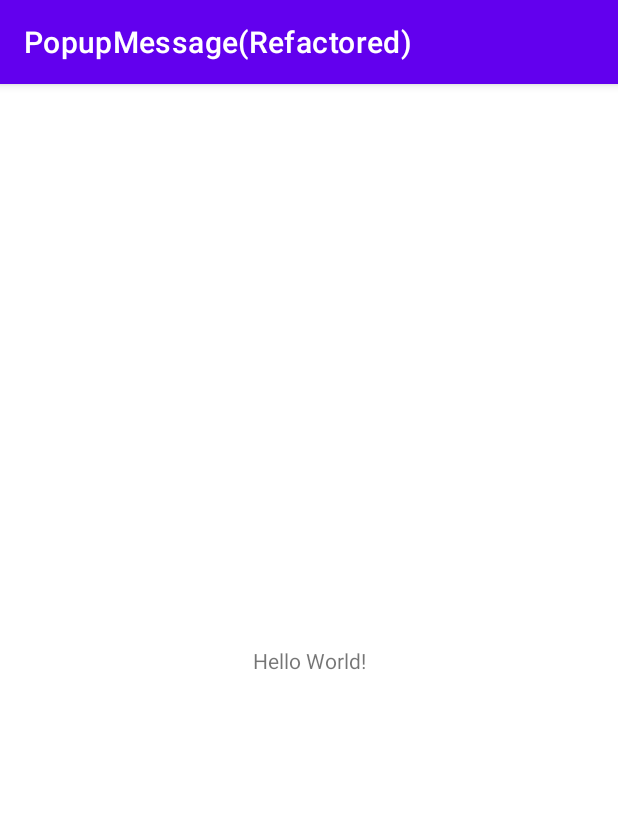
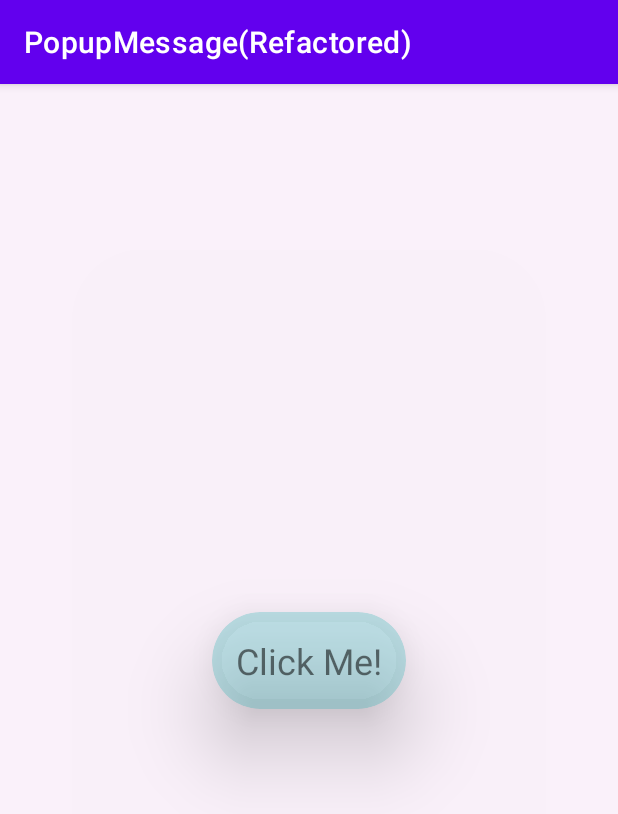
Before and after one commit to alireza-sh92/PopupMessage.Refactored, an Android app: the screen it shows after launch (MainActivity), on a phone screen of 412 x 824 dp. Shown: the top 814 px of the screen. Run offline under Robolectric (Android 15) with nearby library versions, the phone set to English and light mode, and no system bars.

```diff
--- a/app/src/main/AndroidManifest.xml
+++ b/app/src/main/AndroidManifest.xml
@@ -10,6 +10,9 @@
         android:supportsRtl="true"
         android:theme="@style/Theme.PopupMessageRefactored">
         <activity
+            android:name=".SecondActivity"
+            android:exported="false" />
+        <activity
             android:name=".MainActivity"
             android:exported="true">
             <intent-filter>
--- a/app/src/main/java/com/example/popupmessagerefactored/MainActivity.kt
+++ b/app/src/main/java/com/example/popupmessagerefactored/MainActivity.kt
@@ -1,11 +1,68 @@
 package com.example.popupmessagerefactored
 
+import android.content.Context
+import android.content.Intent
 import androidx.appcompat.app.AppCompatActivity
 import android.os.Bundle
+import android.util.Log
+import android.widget.Toast
+import androidx.activity.result.ActivityResultCallback
+import androidx.activity.result.ActivityResultLauncher
+import androidx.activity.result.contract.ActivityResultContract
+import androidx.activity.result.contract.ActivityResultContracts
+import com.example.popupmessagerefactored.databinding.ActivityMainBinding
 
 class MainActivity : AppCompatActivity() {
+    companion object {
+        const val TAG = "Main Activity"
+    }
+
+    lateinit var binding: ActivityMainBinding
+    lateinit var createCustomActivityresulLuncher: ActivityResultContract<Intent, String>
+    lateinit var intentActivityResultLuncher: ActivityResultLauncher<Intent>
+    lateinit var text: String
     override fun onCreate(savedInstanceState: Bundle?) {
+        binding = ActivityMainBinding.inflate(layoutInflater)
         super.onCreate(savedInstanceState)
-        setContentView(R.layout.activity_main)
+        setContentView(binding.root)
+        createCustomActivityresulLuncher()
+        createIntentActivityResultLuncher()
+        var text: String
+        binding.goToTextInserted.setOnClickListener {
+            intentActivityResultLuncher.launch(Intent(this, SecondActivity::class.java))
+                .toString()
+
+        }
+
+    }
+
+    private fun createCustomActivityresulLuncher() {
+        val contract = object : ActivityResultContract<String, String>() {
+            override fun createIntent(context: Context, input: String?): Intent {
+                return Intent(this@MainActivity, SecondActivity::class.java)
+            }
+
+            override fun parseResult(resultCode: Int, intent: Intent?): String {
+                return intent?.getStringExtra("Text") ?: "null"
+            }
+
+            val callback = ActivityResultCallback<String> {
+                Log.d(TAG, "callback  $it")
+            }
+
+
+        }
+
+    }
+
+    private fun createIntentActivityResultLuncher() {
+        var outPut: String
+        intentActivityResultLuncher =
+            registerForActivityResult(ActivityResultContracts.StartActivityForResult()) {
+                outPut = it.data?.getStringExtra("Text").toString()
+                if (it.resultCode == RESULT_OK && outPut.isNotEmpty()) {
+                    Toast.makeText(this, outPut, Toast.LENGTH_SHORT).show()
+                }
+            }
     }
 }
--- a/app/src/main/res/layout/activity_main.xml
+++ b/app/src/main/res/layout/activity_main.xml
@@ -4,15 +4,38 @@
     xmlns:tools="http://schemas.android.com/tools"
     android:layout_width="match_parent"
     android:layout_height="match_parent"
+    android:background="#0DAA00AA"
+    android:clickable="true"
+    android:elevation="32dp"
+    android:focusable="true"
+    android:focusableInTouchMode="true"
+    android:translationZ="64dp"
     tools:context=".MainActivity">
 
-    <TextView
+    <androidx.cardview.widget.CardView
+        android:id="@+id/goToTextInserted"
         android:layout_width="wrap_content"
         android:layout_height="wrap_content"
-        android:text="Hello World!"
+        android:clickable="true"
+        android:elevation="16dp"
+        app:cardBackgroundColor="#3C00AAAA"
+        app:cardCornerRadius="32dp"
+        android:translationZ="32dp"
+        android:transformPivotX="32dp"
+        android:transformPivotY="32dp"
         app:layout_constraintBottom_toBottomOf="parent"
-        app:layout_constraintLeft_toLeftOf="parent"
-        app:layout_constraintRight_toRightOf="parent"
-        app:layout_constraintTop_toTopOf="parent" />
+        app:layout_constraintEnd_toEndOf="parent"
+        app:layout_constraintStart_toStartOf="parent"
+        app:layout_constraintTop_toTopOf="parent">
+
+        <TextView
+            android:layout_width="wrap_content"
+            android:layout_height="wrap_content"
+            android:backgroundTint="#981B1B"
+            android:padding="16dp"
+            android:text="Click Me!"
+            android:textSize="24dp" />
+
+    </androidx.cardview.widget.CardView>
 
 </androidx.constraintlayout.widget.ConstraintLayout>
--- a/app/src/main/res/values/strings.xml
+++ b/app/src/main/res/values/strings.xml
@@ -1,3 +1,4 @@
 <resources>
     <string name="app_name">PopupMessage(Refactored)</string>
+    <string name="insert_your_message">Insert Your Message!</string>
 </resources>
--- a/gradle.properties
+++ b/gradle.properties
@@ -10,7 +10,7 @@ org.gradle.jvmargs=-Xmx2048m -Dfile.encoding=UTF-8
 # When configured, Gradle will run in incubating parallel mode.
 # This option should only be used with decoupled projects. More details, visit
 # http://www.gradle.org/docs/current/userguide/multi_project_builds.html#sec:decoupled_projects
-# org.gradle.parallel=true
+ org.gradle.parallel=true
 # AndroidX package structure to make it clearer which packages are bundled with the
 # Android operating system, and which are packaged with your app"s APK
 # https://developer.android.com/topic/libraries/support-library/androidx-rn
```
Also changed, not shown: app/src/main/java/com/example/popupmessagerefactored/SecondActivity.kt (added, +22 -0 lines), app/src/main/res/layout/activity_second.xml (added, +39 -0 lines).
